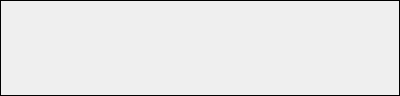
Qt form lierre/ui/collapsed_message.ui (hydrargyrum/lierre) before a commit.
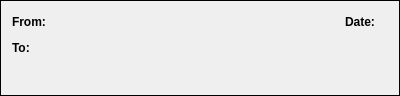
The same form after that commit.

Commit message: message view: add label for from/to/date fields

```diff
--- a/lierre/ui/collapsed_message.ui
+++ b/lierre/ui/collapsed_message.ui
@@ -19,6 +19,13 @@
   <layout class="QVBoxLayout" name="verticalLayout">
    <item>
     <layout class="QHBoxLayout" name="horizontalLayout">
+     <item>
+      <widget class="QLabel" name="label">
+       <property name="text">
+        <string>&lt;b&gt;From:&lt;/b&gt;</string>
+       </property>
+      </widget>
+     </item>
      <item>
       <widget class="QLabel" name="fromLabel">
        <property name="text">
@@ -45,6 +52,13 @@
        </property>
       </spacer>
      </item>
+     <item>
+      <widget class="QLabel" name="label_2">
+       <property name="text">
+        <string>&lt;b&gt;Date:&lt;/b&gt;</string>
+       </property>
+      </widget>
+     </item>
      <item>
       <widget class="QLabel" name="dateLabel">
        <property name="text">
@@ -62,6 +76,13 @@
    </item>
    <item>
     <layout class="QHBoxLayout" name="horizontalLayout_2">
+     <item>
+      <widget class="QLabel" name="label_3">
+       <property name="text">
+        <string>&lt;b&gt;To:&lt;/b&gt;</string>
+       </property>
+      </widget>
+     </item>
      <item>
       <widget class="QLabel" name="toLabel">
        <property name="text">
```
The commit also changes 1 other file.
